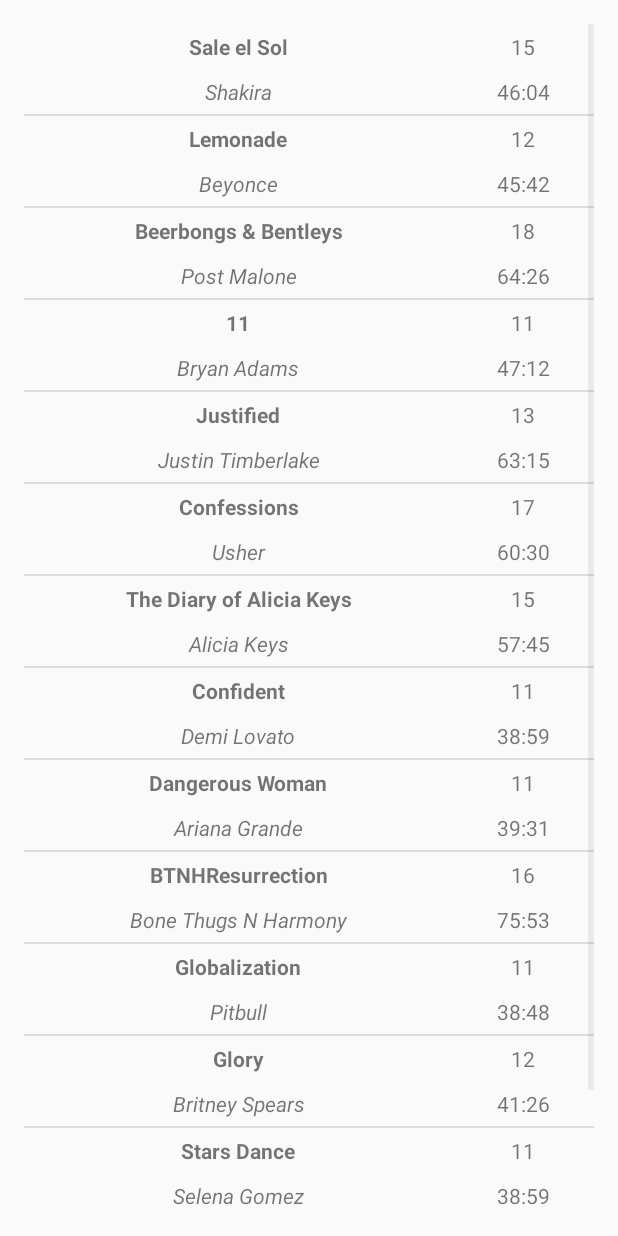
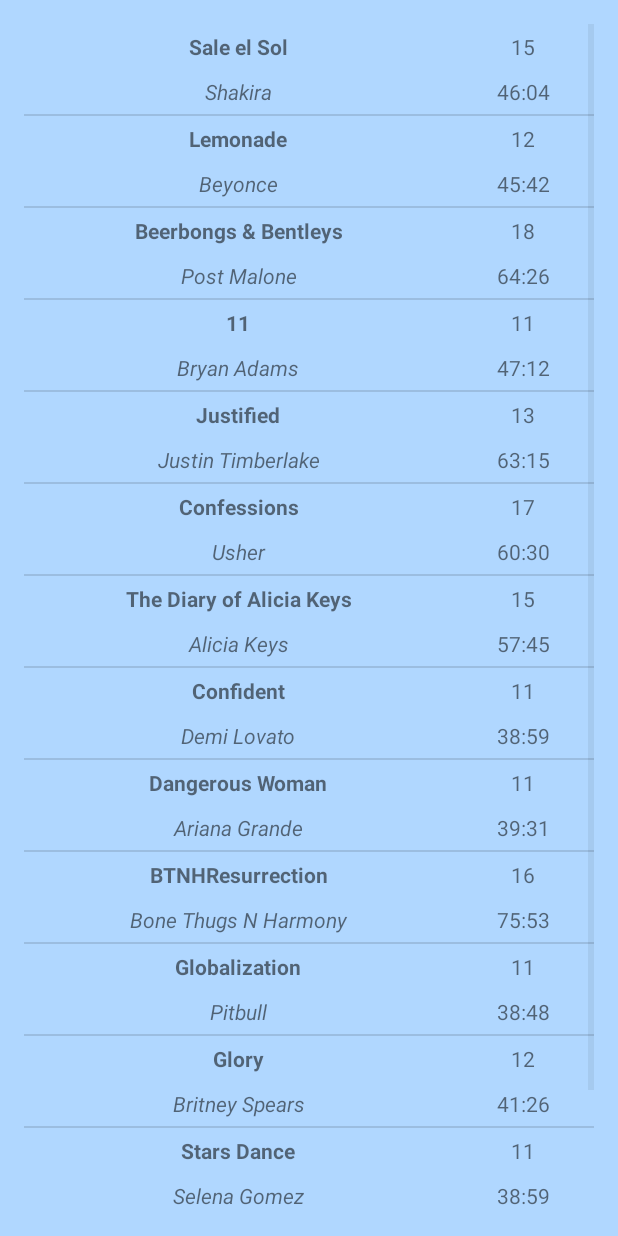
Before and after one commit to JCovarrubias7/MusicAppUdacity, an Android app: the AlbumsActivity screen opened directly, with no data from a screen before it, on a phone screen of 412 x 824 dp. Run offline under Robolectric (Android 15) with nearby library versions, the phone set to English and light mode, and no system bars.

Commit message:
Update background color to match selection screen

```diff
--- a/app/src/main/res/layout/item_list.xml
+++ b/app/src/main/res/layout/item_list.xml
@@ -1,10 +1,11 @@
 <?xml version="1.0" encoding="utf-8"?>
 <ListView xmlns:android="http://schemas.android.com/apk/res/android"
     android:id="@+id/list"
-    android:orientation="vertical"
     android:layout_width="match_parent"
     android:layout_height="match_parent"
+    android:background="@color/background_color"
+    android:orientation="vertical"
     android:paddingBottom="@dimen/activity_vertical_margin"
     android:paddingLeft="@dimen/activity_horizontal_margin"
     android:paddingRight="@dimen/activity_horizontal_margin"
-    android:paddingTop="@dimen/activity_vertical_margin"/>
+    android:paddingTop="@dimen/activity_vertical_margin" />
```
